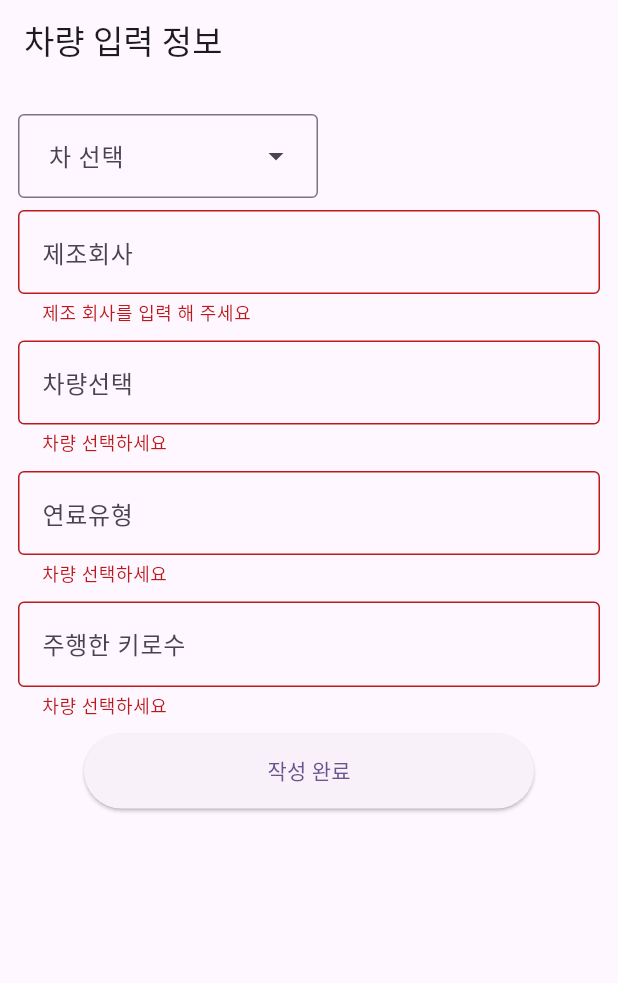
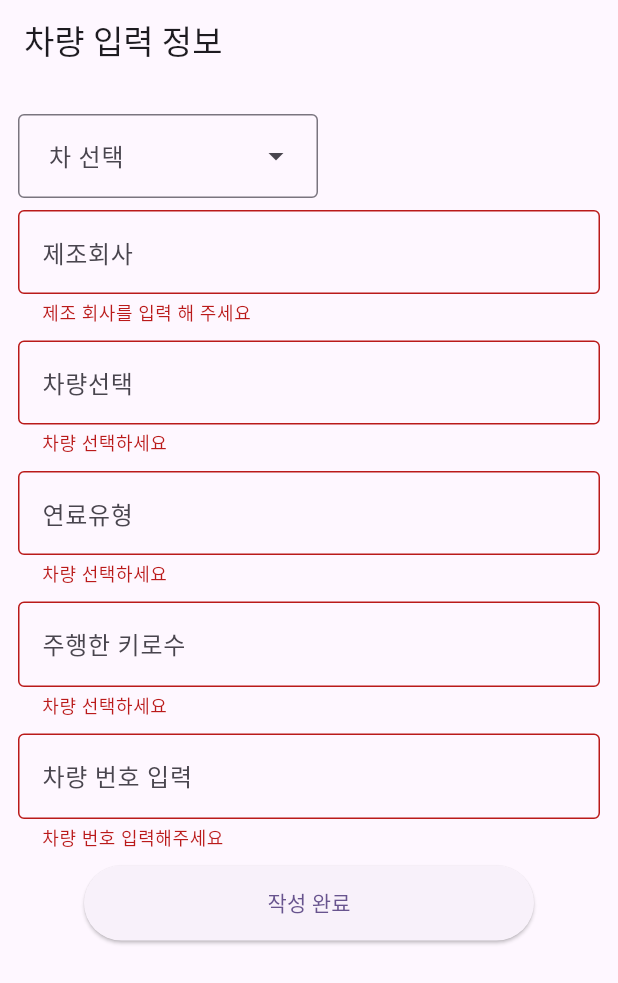
Before and after one commit to OSS0302/car_periodic_inspection_info, a Flutter app: the CarInfoAddScreen screen opened by its route, after a tap on "작성 완료", on a phone screen of 412 x 824 dp. Shown: the top 983 px of the screen. Run offline on Flutter 3.47's test engine with Material 3 defaults, Android fonts, the phone set to English and light mode, and no system bars; our stand-ins replace freezed_annotation, go_router, supabase_flutter; missing offline and left inert: animation_list; accounts and stored records are empty; network calls fail.

Commit message:
차량 번호 입력 추가

```diff
--- a/lib/presentation/car_info_add_screen/car_info_add_screen.dart
+++ b/lib/presentation/car_info_add_screen/car_info_add_screen.dart
@@ -21,6 +21,7 @@ class _CarInfoAddScreenState extends State<CarInfoAddScreen> {
   TextEditingController gasSelectController = TextEditingController();
   TextEditingController distanceController = TextEditingController();
   TextEditingController dateController = TextEditingController();
+  TextEditingController carNumberController = TextEditingController();
 
   @override
   void dispose() {
@@ -29,6 +30,7 @@ class _CarInfoAddScreenState extends State<CarInfoAddScreen> {
     gasSelectController.dispose();
     distanceController.dispose();
     dateController.dispose();
+    carNumberController.dispose();
     super.dispose();
   }
 
@@ -41,6 +43,7 @@ class _CarInfoAddScreenState extends State<CarInfoAddScreen> {
         'gas_select': gasSelectController.text ?? '',
         'distance': distanceController.text ?? '',
         'date': DateFormat("yyyy-MM-dd HH:mm").format(koreaNow),
+        'car_number': carNumberController.text ?? '',
       });
       context.go('/mainScreen', extra : {
         'company': companyController.text,
@@ -48,6 +51,7 @@ class _CarInfoAddScreenState extends State<CarInfoAddScreen> {
         'gas_select': gasSelectController.text,
         'distance': distanceController.text,
         'date': DateFormat("yyyy-MM-dd HH:mm").format(koreaNow),
+        'car_number': carNumberController.text,
       });
     }
   }
@@ -132,9 +136,25 @@ class _CarInfoAddScreenState extends State<CarInfoAddScreen> {
                       }
                       return null;
                     },
+                    controller: carNumberController,
+                    decoration: InputDecoration(
+                      hintText: '주행한 키로수',
+                      border: OutlineInputBorder(),
+                    ),
+                  ),
+                  SizedBox(
+                    height: 10,
+                  ),
+                  TextFormField(
+                    validator: (value) {
+                      if (value == null || value.isEmpty) {
+                        return '차량 번호 입력해주세요';
+                      }
+                      return null;
+                    },
                     controller: distanceController,
                     decoration: InputDecoration(
-                      hintText: '주행한 키로수',
+                      hintText: '차량 번호 입력',
                       border: OutlineInputBorder(),
                     ),
                   ),
```
